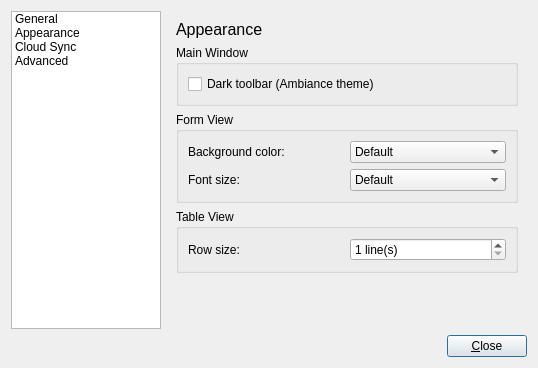
The window that ui/preferencesdialog.ui (giowck/symphytum) describes before a commit, drawn with Qt 5.
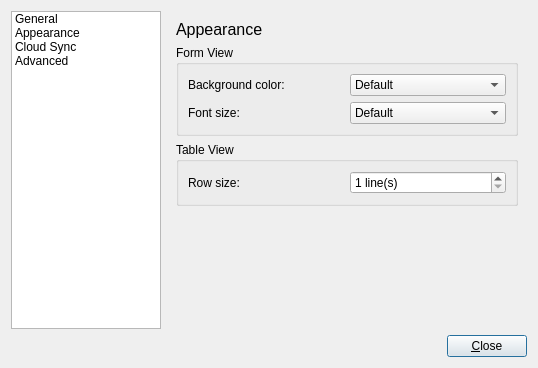
The same window after the commit. The open tabs and pages were chosen to show the change. Icons and pictures are not drawn.

Commit message:
Remove ambiance toolbar theme support
obsolete feature

Patch:
```diff
--- a/ui/preferencesdialog.ui
+++ b/ui/preferencesdialog.ui
@@ -237,25 +237,6 @@
            </property>
           </widget>
          </item>
-         <item>
-          <widget class="QGroupBox" name="mainWindowGroupBox">
-           <property name="title">
-            <string>Main Window</string>
-           </property>
-           <layout class="QVBoxLayout" name="verticalLayout_10">
-            <item>
-             <widget class="QCheckBox" name="darkToolbarAmbianceCheckBox">
-              <property name="toolTip">
-               <string>Use the dark Ambiance theme from Ubuntu for the main toolbar</string>
-              </property>
-              <property name="text">
-               <string>Dark toolbar (Ambiance theme)</string>
-              </property>
-             </widget>
-            </item>
-           </layout>
-          </widget>
-         </item>
          <item>
           <widget class="QGroupBox" name="updateGroupBox_2">
            <property name="title">
```
The commit also changes 3 other files.
